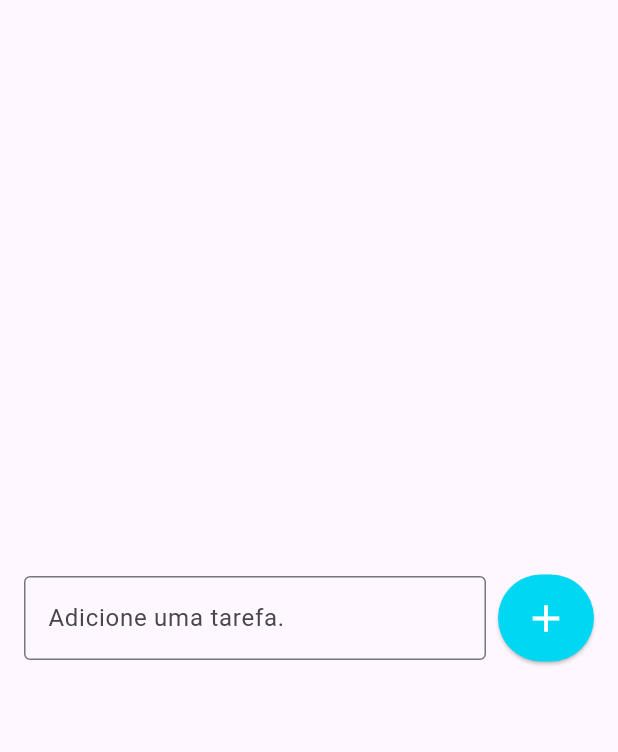
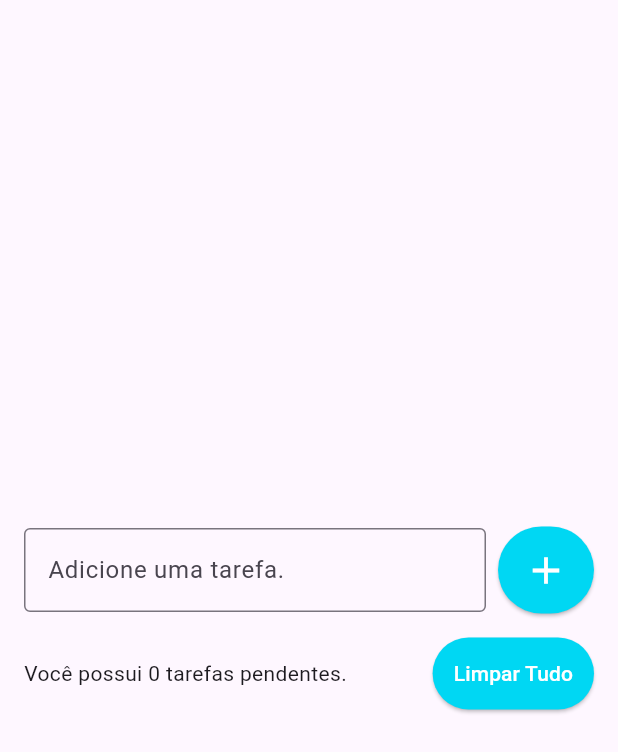
Before and after one commit to iraponan/todo_list, a Flutter app: the screen it shows after launch, on a phone screen of 412 x 824 dp. Shown: the top 752 px of the screen. Run offline on Flutter 3.47's test engine with Material 3 defaults, Android fonts, the phone set to English and light mode, and no system bars.

Commit message:
Criando botão limpa tudo.

```diff
--- a/lib/pages/todo_list_page.dart
+++ b/lib/pages/todo_list_page.dart
@@ -11,7 +11,10 @@ class TodoListPage extends StatelessWidget {
           padding: const EdgeInsets.symmetric(
             horizontal: 16,
           ),
-          child: Row(
+          child: Column(
+            mainAxisSize: MainAxisSize.min,
+            children: [
+              Row(
                 children: [
                   const Expanded(
                     child: TextField(
@@ -45,6 +48,34 @@ class TodoListPage extends StatelessWidget {
                   ),
                 ],
               ),
+              const SizedBox(
+                height: 16,
+              ),
+              Row(
+                children: [
+                  const Expanded(
+                    child: Text(
+                      'Você possui 0 tarefas pendentes.',
+                    ),
+                  ),
+                  const SizedBox(
+                    width: 8,
+                  ),
+                  ElevatedButton(
+                    onPressed: () {},
+                    style: ElevatedButton.styleFrom(
+                      backgroundColor: const Color(0xff00d7f3), //Colors.purple,
+                      foregroundColor: Colors.white,
+                      padding: const EdgeInsets.all(14),
+                    ),
+                    child: const Text(
+                      'Limpar Tudo',
+                    ),
+                  )
+                ],
+              ),
+            ],
+          ),
         ),
       ),
     );
```
Lines whose indentation alone changed are shown as unchanged.
